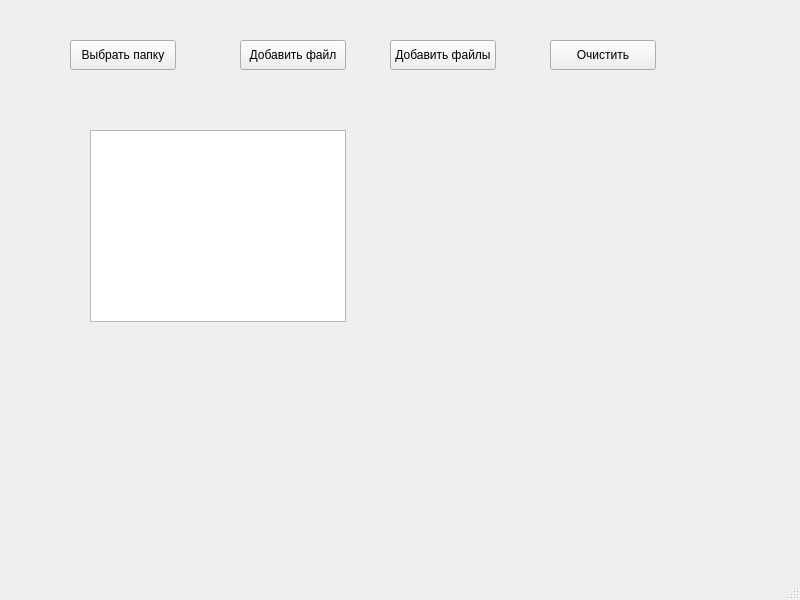
The window that image-info/mainwindow.ui (enotika/graphics2) describes before a commit, drawn with Qt 5.
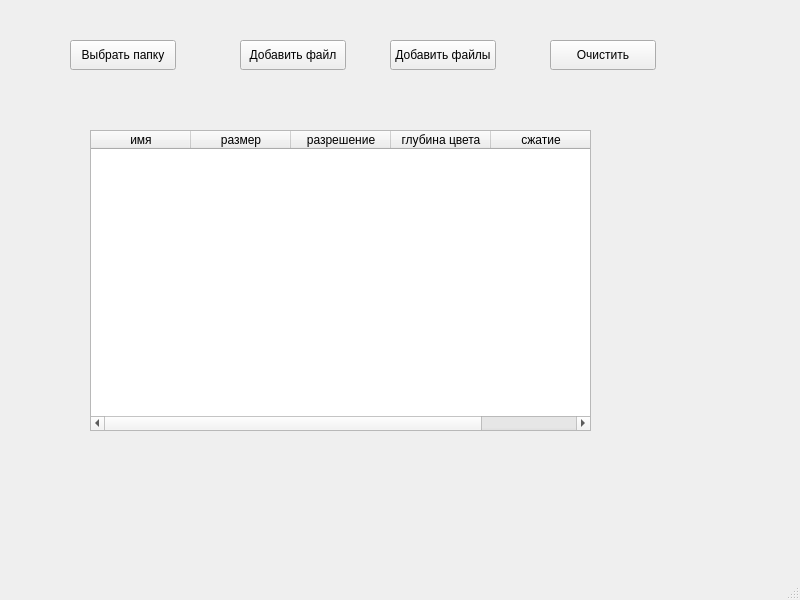
The same window after the commit.

The edit to the form file:
```diff
--- a/image-info/mainwindow.ui
+++ b/image-info/mainwindow.ui
@@ -71,8 +71,8 @@
      <rect>
       <x>90</x>
       <y>130</y>
-      <width>256</width>
-      <height>192</height>
+      <width>501</width>
+      <height>301</height>
      </rect>
     </property>
     <property name="editTriggers">
@@ -87,6 +87,37 @@
     <property name="sortingEnabled">
      <bool>true</bool>
     </property>
+    <property name="rowCount">
+     <number>0</number>
+    </property>
+    <property name="columnCount">
+     <number>5</number>
+    </property>
+    <column>
+     <property name="text">
+      <string>имя</string>
+     </property>
+    </column>
+    <column>
+     <property name="text">
+      <string>размер</string>
+     </property>
+    </column>
+    <column>
+     <property name="text">
+      <string>разрешение</string>
+     </property>
+    </column>
+    <column>
+     <property name="text">
+      <string>глубина цвета</string>
+     </property>
+    </column>
+    <column>
+     <property name="text">
+      <string>сжатие</string>
+     </property>
+    </column>
    </widget>
   </widget>
   <widget class="QMenuBar" name="menubar">
```
Left out of the diff: 2 changed lines with no effect on the pictures.
